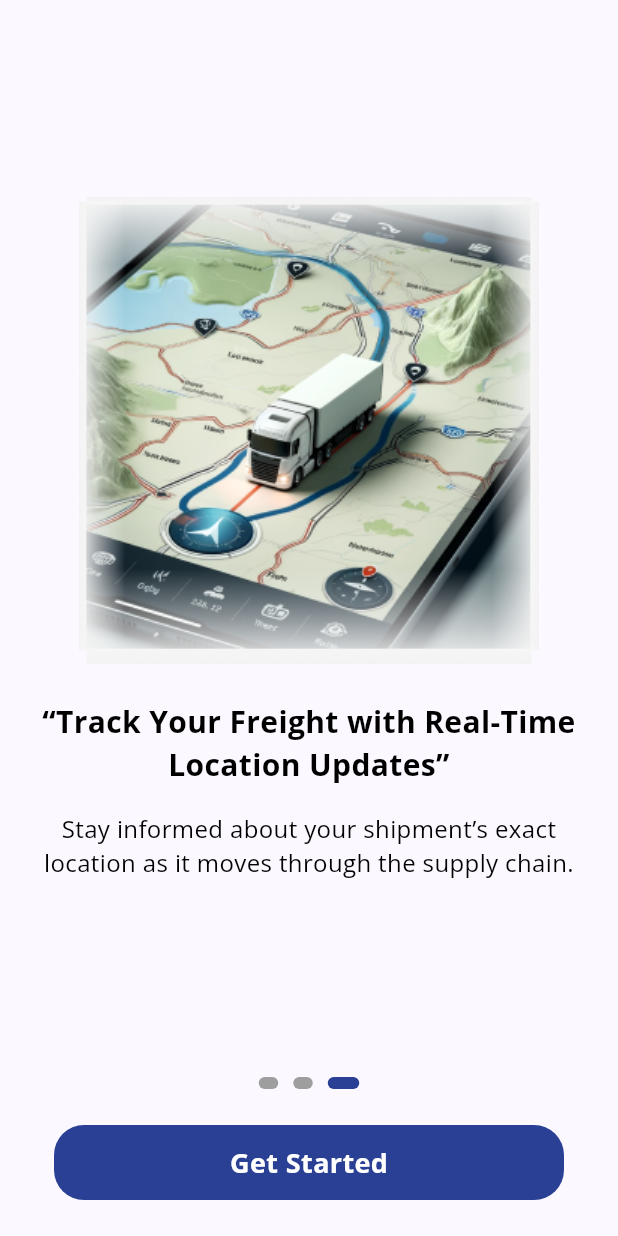
After one commit to Shakil-Shak/ootms, a Flutter app: the OnboardingScreen screen opened directly, after a tap on "Skip", on a phone screen of 412 x 824 dp. The commit adds this screen. Run offline on Flutter 3.47's test engine with Material 3 defaults, Android fonts, the phone set to English and light mode, and no system bars; our stand-ins replace flutter_spinkit, google_fonts.

Commit message:
10/14/24

```diff
--- /dev/null
+++ b/lib/presentation/screens/onboarding_page.dart
@@ -0,0 +1,159 @@
+import 'package:flutter/material.dart';
+import 'package:ootms/core/constants/color/app_color.dart';
+import 'package:ootms/presentation/components/common_button.dart';
+import 'package:ootms/presentation/components/common_text.dart';
+import 'package:provider/provider.dart';
+
+class OnboardingScreen extends StatelessWidget {
+  final PageController _pageController = PageController();
+
+  @override
+  Widget build(BuildContext context) {
+    return Scaffold(
+      body: Consumer<OnboardingProvider>(
+        builder: (context, onboardingProvider, child) {
+          return Column(
+            children: [
+              Expanded(
+                child: PageView(
+                  controller: _pageController,
+                  onPageChanged: (index) {
+                    onboardingProvider.setPage(index);
+                  },
+                  children: [
+                    OnboardingPage(
+                      imagePath: 'assets/images/onborder1.png',
+                      title: "Welcome to\n“OOTMS”",
+                      description:
+                          "Simplify Your Shipment Process with “OOTMS”.",
+                    ),
+                    OnboardingPage(
+                      imagePath: 'assets/images/onborder2.png',
+                      title: "“Effortless Load Posting”",
+                      description:
+                          "For shippers: Post your load details and let drivers pick it up.",
+                    ),
+                    OnboardingPage(
+                      imagePath: 'assets/images/onborder3.png',
+                      title:
+                          "“Track Your Freight with Real-Time Location Updates”",
+                      description:
+                          "Stay informed about your shipment’s exact location as it moves through the supply chain.",
+                    ),
+                  ],
+                ),
+              ),
+              Row(
+                mainAxisAlignment: MainAxisAlignment.center,
+                children: List.generate(
+                  3,
+                  (index) => AnimatedContainer(
+                    duration: const Duration(milliseconds: 300),
+                    height: 8,
+                    width: onboardingProvider.currentPage == index
+                        ? 21
+                        : 13, // Adjust the size of the active dot
+                    margin: const EdgeInsets.symmetric(horizontal: 5),
+                    decoration: BoxDecoration(
+                      color: onboardingProvider.currentPage == index
+                          ? AppColor.primaryColor
+                          : Colors.grey,
+                      borderRadius: BorderRadius.circular(5),
+                    ),
+                  ),
+                ),
+              ),
+              Padding(
+                padding: const EdgeInsets.symmetric(
+                    vertical: 24.0, horizontal: 16.0),
+                child: onboardingProvider.currentPage == 2
+                    ? commonButton(
+                        "Get Started",
+                        onTap: () {
+                          // Handle Get Started action
+                        },
+                      )
+                    : Row(
+                        mainAxisAlignment: MainAxisAlignment.spaceBetween,
+                        children: [
+                          InkWell(
+                            onTap: () {
+                              // Handle skip action
+                              _pageController.jumpToPage(2);
+                            },
+                            child: commonText("Skip"),
+                          ),
+                          SizedBox(
+                            width: 130,
+                            child: commonButton(
+                              "Next",
+                              onTap: () {
+                                // Move to next page
+                                _pageController.nextPage(
+                                  duration: Duration(milliseconds: 300),
+                                  curve: Curves.easeIn,
+                                );
+                              },
+                            ),
+                          ),
+                        ],
+                      ),
+              ),
+            ],
+          );
+        },
+      ),
+    );
+  }
+}
+
+class OnboardingPage extends StatelessWidget {
+  final String imagePath;
+  final String title;
+  final String description;
+
+  OnboardingPage({
+    required this.imagePath,
+    required this.title,
+    required this.description,
+  });
+
+  @override
+  Widget build(BuildContext context) {
+    return Padding(
+      padding: const EdgeInsets.symmetric(horizontal: 16.0, vertical: 8),
+      child: Column(
+        mainAxisAlignment: MainAxisAlignment.center,
+        children: [
+          Image.asset(imagePath),
+          SizedBox(height: 24.0),
+          commonText(
+            title,
+            textAlign: TextAlign.center,
+            size: 20,
+            color: AppColor.black,
+            isBold: true,
+          ),
+          SizedBox(height: 16.0),
+          commonText(
+            description,
+            textAlign: TextAlign.center,
+            size: 16,
+            color: AppColor.black,
+          ),
+        ],
+      ),
+    );
+  }
+}
+
+class OnboardingProvider extends ChangeNotifier {
+  int _currentPage = 0;
+
+  int get currentPage => _currentPage;
+
+  void setPage(int page) {
+    _currentPage = page;
+    notifyListeners();
+  }
+}
--- a/pubspec.yaml
+++ b/pubspec.yaml
@@ -19,7 +19,7 @@ publish_to: 'none' # Remove this line if you wish to publish to pub.dev
 version: 1.0.0+1
 
 environment:
-  sdk: ^3.5.1
+  sdk: ^3.4.3
 
 # Dependencies specify other packages that your package needs in order to work.
 # To automatically upgrade your package dependencies to the latest versions
@@ -37,6 +37,7 @@ dependencies:
   cupertino_icons: ^1.0.8
   google_fonts: ^6.2.1
   flutter_spinkit: ^5.2.1
+  provider: ^6.1.2
 
 dev_dependencies:
   flutter_test:
```
Also changed, not shown: lib/presentation/components/common_button.dart (+42 -0 lines), lib/presentation/screens/select_role.dart (added, +57 -0 lines), assets/icon/driverIcon.png (added), assets/images/onborder1.png (added), assets/images/onborder2.png (added), assets/images/onborder3.png (added), pubspec.lock.
